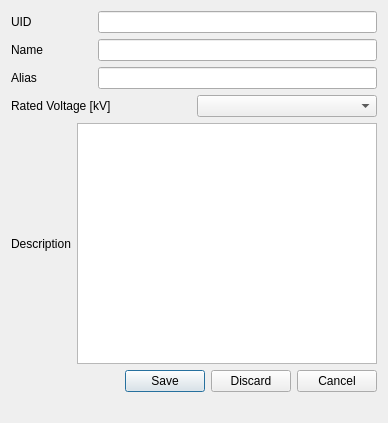
elismemic/project, file busbar.ui: the form before one commit.
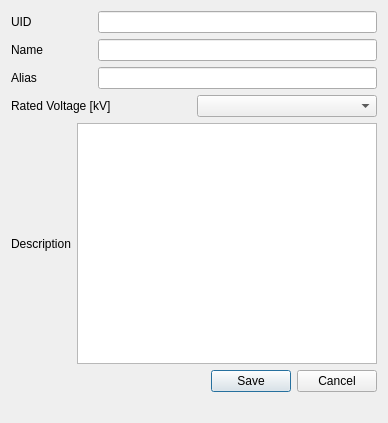
The form after the commit.

What changed in the file:
```diff
--- a/busbar.ui
+++ b/busbar.ui
@@ -91,7 +91,7 @@
    <item row="2" column="0">
     <widget class="QDialogButtonBox" name="buttonBox">
      <property name="standardButtons">
-      <set>QDialogButtonBox::Cancel|QDialogButtonBox::Discard|QDialogButtonBox::Save</set>
+      <set>QDialogButtonBox::Cancel|QDialogButtonBox::Save</set>
      </property>
      <property name="centerButtons">
       <bool>false</bool>
```
